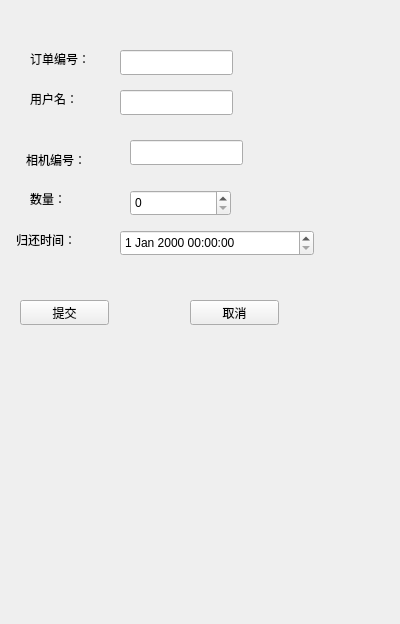
Above: indent_show.ui from Anthony52233/Qt_mysql_sys before the change. Below: the same form after it.
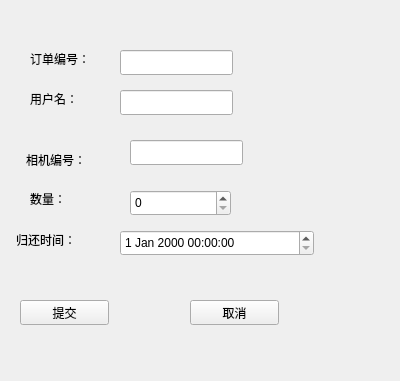
That is the form after the change.

What changed in the file:
```diff
--- a/indent_show.ui
+++ b/indent_show.ui
@@ -7,7 +7,7 @@
     <x>0</x>
     <y>0</y>
     <width>400</width>
-    <height>624</height>
+    <height>381</height>
    </rect>
   </property>
   <property name="windowTitle">
```
